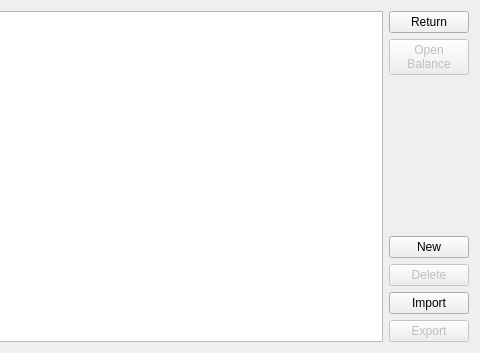
Old version of the form Interfaces/Main/Address/Ui_Frame.ui in the repository CiottiGiorgio/Algorand-Wallet-Manager; both pictures show x 257 to 737 and y 0 to 353 of the 737 by 353 pixel window.
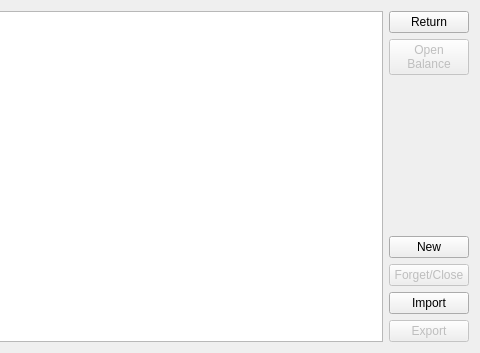
New version of the form. Custom widgets are drawn as their Qt base class.

Commit message: [+] MacOS compatibility. Close asset and address. Bugfix.

```diff
--- a/Interfaces/Main/Address/Ui_Frame.ui
+++ b/Interfaces/Main/Address/Ui_Frame.ui
@@ -13,7 +13,7 @@
   <property name="windowTitle">
    <string>Frame</string>
   </property>
-  <layout class="QHBoxLayout" name="horizontalLayout">
+  <layout class="QHBoxLayout" name="horizontalLayout" stretch="0,0">
    <item>
     <widget class="CustomListWidget" name="listWidget">
      <property name="contextMenuPolicy">
@@ -67,7 +67,10 @@
         <bool>false</bool>
        </property>
        <property name="text">
-        <string>Delete</string>
+        <string>Forget/Close</string>
+       </property>
+       <property name="checkable">
+        <bool>false</bool>
        </property>
       </widget>
      </item>
```
Left out of the diff: 12 changed lines with no effect on the pictures. The commit also changes 14 other files.
